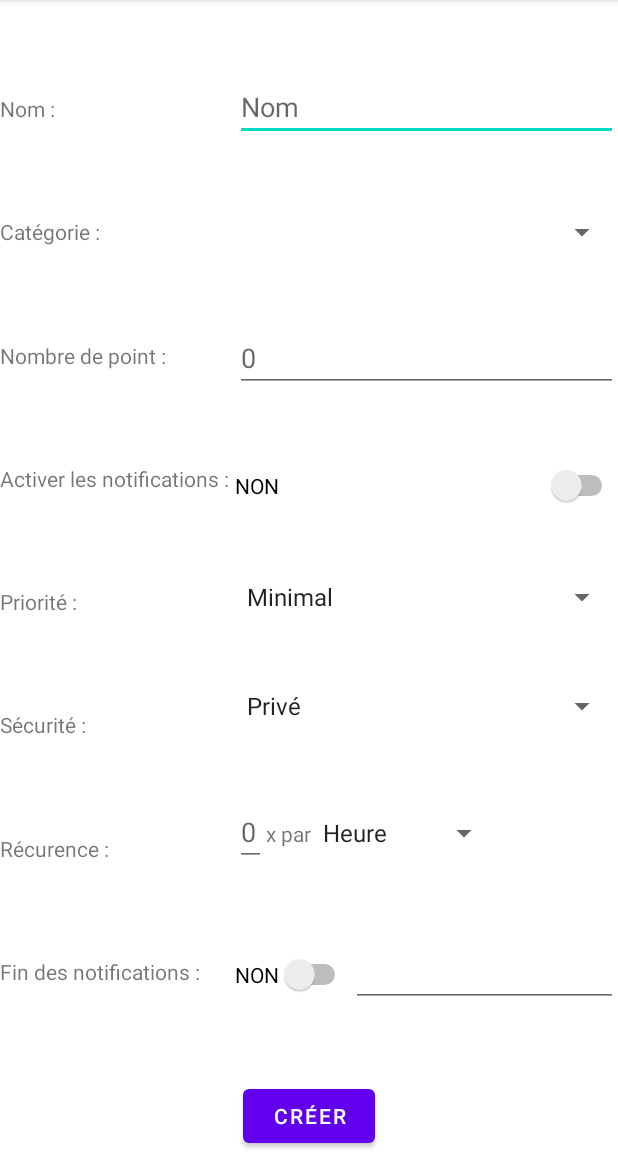
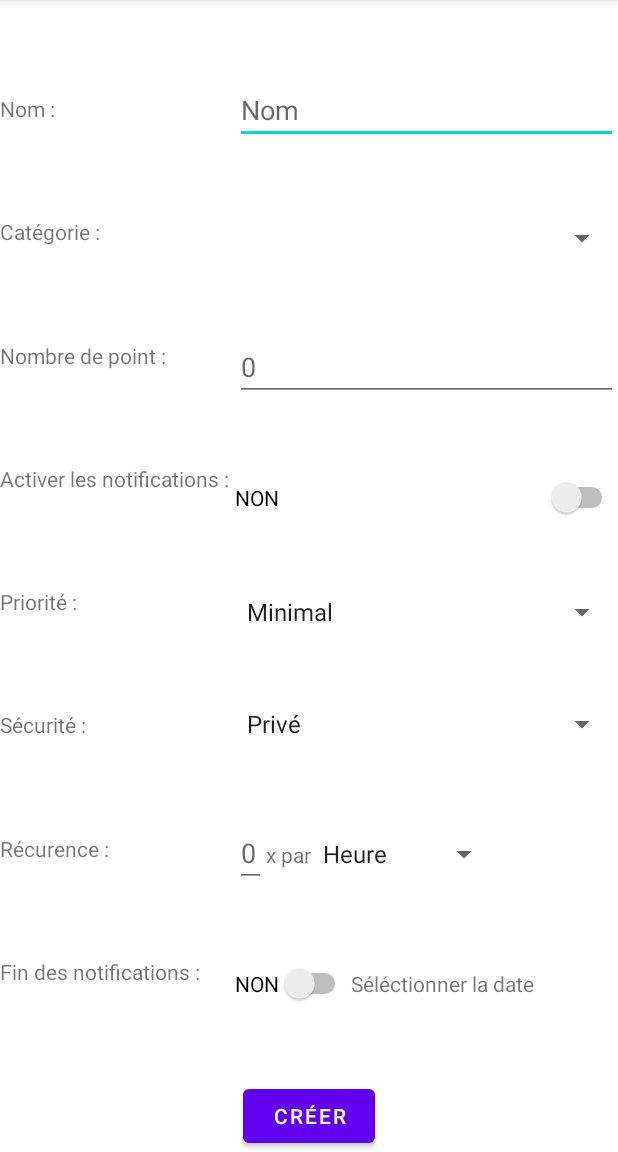
Before and after one commit to julieGomez/PerfectList, an Android app: the screen it shows after launch (CreateTaskActivity), on a phone screen of 412 x 824 dp, the part 84-1236 px from its top. Run offline under Robolectric (Android 15) with nearby library versions, the phone set to English and light mode, and no system bars.

Commit message:
PL-2 [UPD] Update : Use calendar for setting tv_endNotificationDate and add default text.

```diff
--- a/app/src/main/res/layout/activity_create_task.xml
+++ b/app/src/main/res/layout/activity_create_task.xml
@@ -209,12 +209,11 @@
                 android:layout_width="wrap_content"
                 android:layout_height="wrap_content"
         />
-        <EditText
-                android:id="@+id/et_endNotification"
-                android:inputType="date"
-                android:layout_width="match_parent"
-                android:layout_height="wrap_content"
-        />
+        <TextView
+                android:id="@+id/tv_endNotificationDate"
+                android:text="@string/tv_endNotificationDate"
+                android:layout_width="wrap_content"
+                android:layout_height="wrap_content"/>
     </LinearLayout>
 
     <!-- Create button -->
--- a/app/src/main/res/values/strings.xml
+++ b/app/src/main/res/values/strings.xml
@@ -10,6 +10,7 @@
     <string name="tv_period">Récurence :</string>
     <string name="tv_period_link">x par</string>
     <string name="tv_endNotification">Fin des notifications :</string>
+    <string name="tv_endNotificationDate">Séléctionner la date</string>
 
     <string name="et_name">Nom</string>
     <string name="et_nbPoint">0</string>
```
Also changed, not shown: app/src/main/java/com/example/perfectlist/CreateTaskActivity.java (+32 -3 lines).
